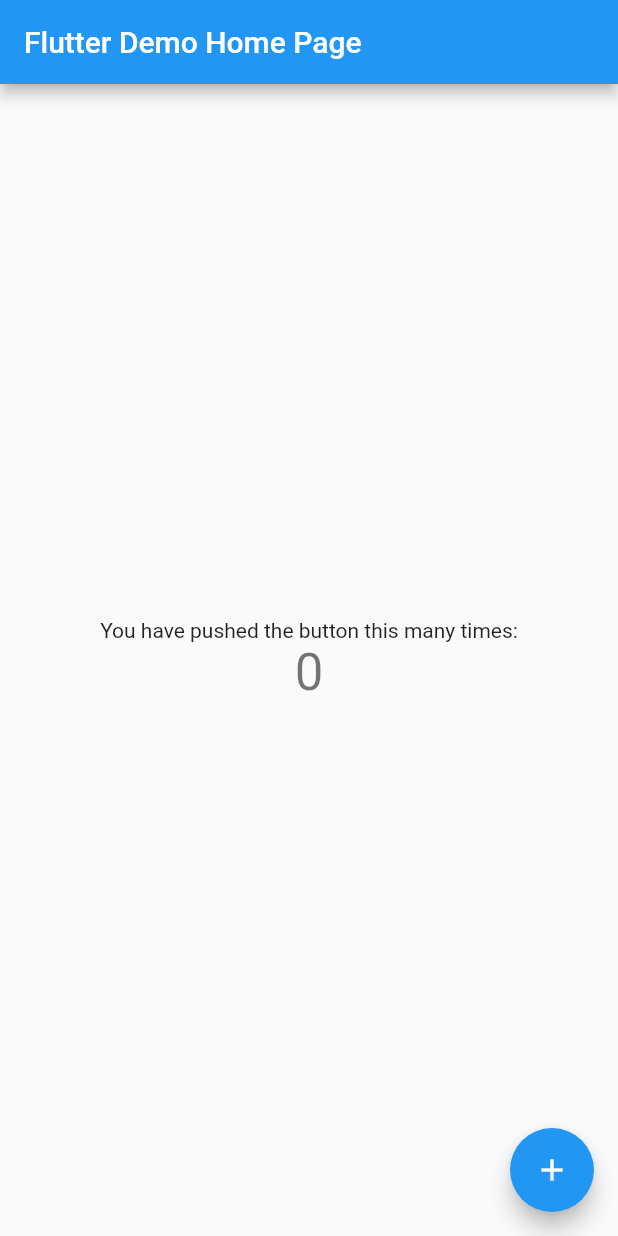
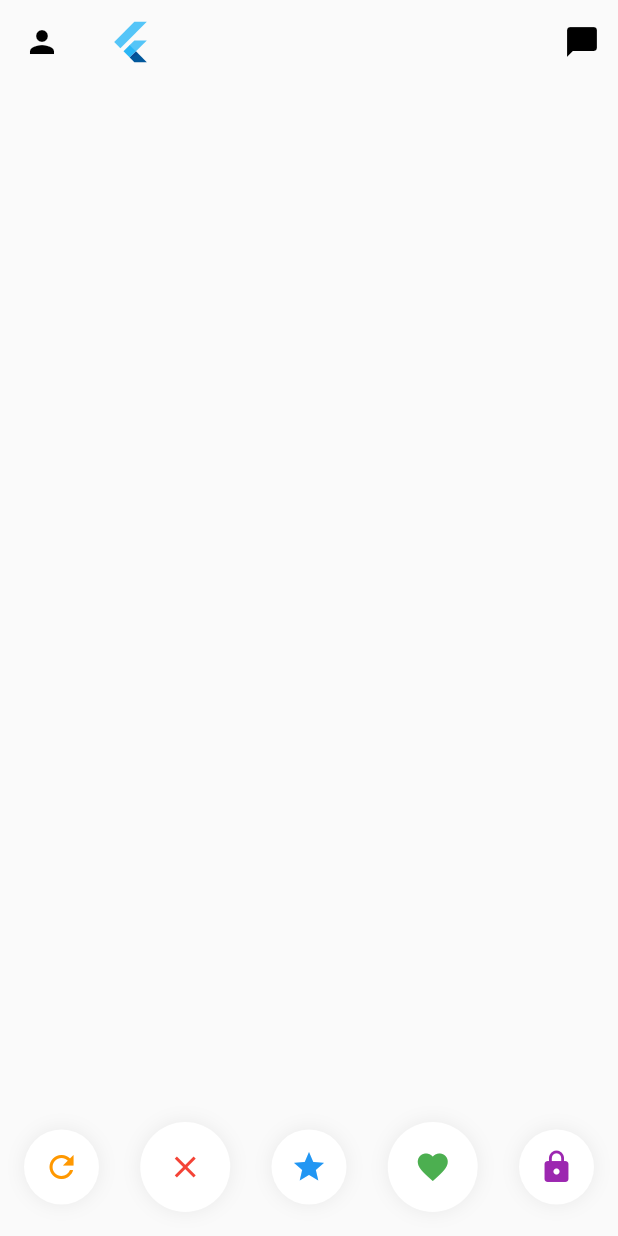
Before and after one commit to roger8b/flutter_tinder_cards, a Flutter app: the screen it shows after launch, on a phone screen of 412 x 824 dp. Run offline on Flutter 3.47's test engine with Material 2 defaults, Android fonts, the phone set to English and light mode, and no system bars.

Commit message:
Layout estatico.

```diff
--- a/lib/main.dart
+++ b/lib/main.dart
@@ -1,111 +1,147 @@
 import 'package:flutter/material.dart';
 
-void main() => runApp(MyApp());
+void main() => runApp(new MyApp());
 
 class MyApp extends StatelessWidget {
-  // This widget is the root of your application.
   @override
   Widget build(BuildContext context) {
     return MaterialApp(
-      title: 'Flutter Demo',
+      title: 'Flutter Tinder Cards',
       theme: ThemeData(
-        // This is the theme of your application.
-        //
-        // Try running your application with "flutter run". You'll see the
-        // application has a blue toolbar. Then, without quitting the app, try
-        // changing the primarySwatch below to Colors.green and then invoke
-        // "hot reload" (press "r" in the console where you ran "flutter run",
-        // or simply save your changes to "hot reload" in a Flutter IDE).
-        // Notice that the counter didn't reset back to zero; the application
-        // is not restarted.
+        primaryColorBrightness: Brightness.light,
         primarySwatch: Colors.blue,
       ),
-      home: MyHomePage(title: 'Flutter Demo Home Page'),
+      home: MyHomePage(),
     );
   }
 }
 
 class MyHomePage extends StatefulWidget {
-  MyHomePage({Key key, this.title}) : super(key: key);
-
-  // This widget is the home page of your application. It is stateful, meaning
-  // that it has a State object (defined below) that contains fields that affect
-  // how it looks.
-
-  // This class is the configuration for the state. It holds the values (in this
-  // case the title) provided by the parent (in this case the App widget) and
-  // used by the build method of the State. Fields in a Widget subclass are
-  // always marked "final".
-
-  final String title;
-
   @override
   _MyHomePageState createState() => _MyHomePageState();
 }
 
 class _MyHomePageState extends State<MyHomePage> {
-  int _counter = 0;
+  Widget _buildAppBar() {
+    return AppBar(
+      backgroundColor: Colors.transparent,
+      elevation: 0.0,
+      leading: IconButton(
+        icon: Icon(Icons.person),
+        onPressed: () {
+          // TODO:
+        },
+      ),
+      title: new FlutterLogo(
+        size: 30.0,
+        colors: Colors.red,
+      ),
+      actions: <Widget>[
+        IconButton(
+          icon: Icon(Icons.chat_bubble),
+          onPressed: () {
+            // TODO:
+          },
+        ),
+      ],
+    );
+  }
 
-  void _incrementCounter() {
-    setState(() {
-      // This call to setState tells the Flutter framework that something has
-      // changed in this State, which causes it to rerun the build method below
-      // so that the display can reflect the updated values. If we changed
-      // _counter without calling setState(), then the build method would not be
-      // called again, and so nothing would appear to happen.
-      _counter++;
-    });
+  Widget _buildBottonBar() {
+    return BottomAppBar(
+      color: Colors.transparent,
+      elevation: 0.0,
+      child: new Padding(
+        padding: EdgeInsets.all(16.0),
+        child: Row(
+          mainAxisAlignment: MainAxisAlignment.spaceBetween,
+          children: <Widget>[
+            RoundIconButton.small(
+              icon: Icons.refresh,
+              iconColor: Colors.orange,
+              onPressed: () {
+                //TODO:
+              },
+            ),
+            RoundIconButton.large(
+              icon: Icons.clear,
+              iconColor: Colors.red,
+              onPressed: () {
+                //TODO:
+              },
+            ),
+            RoundIconButton.small(
+              icon: Icons.star,
+              iconColor: Colors.blue,
+              onPressed: () {
+                //TODO:
+              },
+            ),
+            RoundIconButton.large(
+              icon: Icons.favorite,
+              iconColor: Colors.green,
+              onPressed: () {
+                //TODO:
+              },
+            ),
+            RoundIconButton.small(
+              icon: Icons.lock,
+              iconColor: Colors.purple,
+              onPressed: () {
+                //TODO:
+              },
+            ),
+          ],
+        ),
+      ),
+    );
   }
 
   @override
   Widget build(BuildContext context) {
-    // This method is rerun every time setState is called, for instance as done
-    // by the _incrementCounter method above.
-    //
-    // The Flutter framework has been optimized to make rerunning build methods
-    // fast, so that you can just rebuild anything that needs updating rather
-    // than having to individually change instances of widgets.
     return Scaffold(
-      appBar: AppBar(
-        // Here we take the value from the MyHomePage object that was created by
-        // the App.build method, and use it to set our appbar title.
-        title: Text(widget.title),
-      ),
-      body: Center(
-        // Center is a layout widget. It takes a single child and positions it
-        // in the middle of the parent.
-        child: Column(
-          // Column is also layout widget. It takes a list of children and
-          // arranges them vertically. By default, it sizes itself to fit its
-          // children horizontally, and tries to be as tall as its parent.
-          //
-          // Invoke "debug painting" (press "p" in the console, choose the
-          // "Toggle Debug Paint" action from the Flutter Inspector in Android
-          // Studio, or the "Toggle Debug Paint" command in Visual Studio Code)
-          // to see the wireframe for each widget.
-          //
-          // Column has various properties to control how it sizes itself and
-          // how it positions its children. Here we use mainAxisAlignment to
-          // center the children vertically; the main axis here is the vertical
-          // axis because Columns are vertical (the cross axis would be
-          // horizontal).
-          mainAxisAlignment: MainAxisAlignment.center,
-          children: <Widget>[
-            Text(
-              'You have pushed the button this many times:',
-            ),
-            Text(
-              '$_counter',
-              style: Theme.of(context).textTheme.display1,
-            ),
-          ],
-        ),
-      ),
-      floatingActionButton: FloatingActionButton(
-        onPressed: _incrementCounter,
-        tooltip: 'Increment',
-        child: Icon(Icons.add),
-      ), // This trailing comma makes auto-formatting nicer for build methods.
+      appBar: _buildAppBar(),
+      body: Center(),
+      bottomNavigationBar: _buildBottonBar(),
     );
   }
 }
+
+class RoundIconButton extends StatelessWidget {
+  final IconData icon;
+  final Color iconColor;
+  final double size;
+  final VoidCallback onPressed;
+
+  RoundIconButton.large({this.icon, this.iconColor, this.onPressed})
+      : size = 60.0;
+
+  RoundIconButton.small({this.icon, this.iconColor, this.onPressed})
+      : size = 50.0;
+
+  RoundIconButton({this.icon, this.iconColor, this.size, this.onPressed});
+
+  @override
+  Widget build(BuildContext context) {
+    return new Container(
+      width: size,
+      height: size,
+      decoration: BoxDecoration(
+        shape: BoxShape.circle,
+        color: Colors.white,
+        boxShadow: [
+          new BoxShadow(color: const Color(0x11000000), blurRadius: 10.0)
+        ],
+      ),
+      child: RawMaterialButton(
+        shape: CircleBorder(),
+        elevation: 0.0,
+        child: Icon(
+          icon,
+          color: iconColor,
+        ),
+        onPressed: onPressed,
+      ),
+    );
+  }
+}
```
Also changed, not shown: pubspec.yaml (+6 -3 lines).
